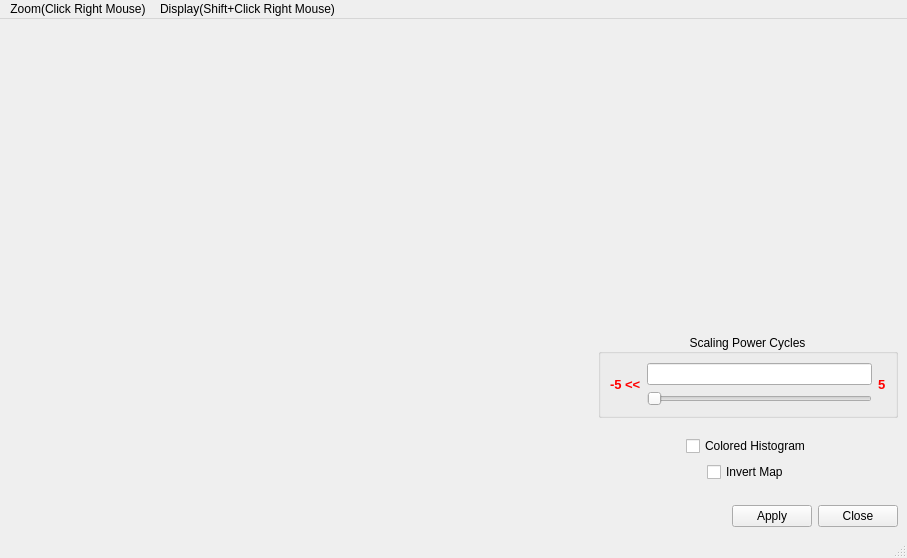
Before: the Qt Designer form code/display/QtViewer/ColorHistogram.ui in radio-astro/casa, drawn with Qt 5.
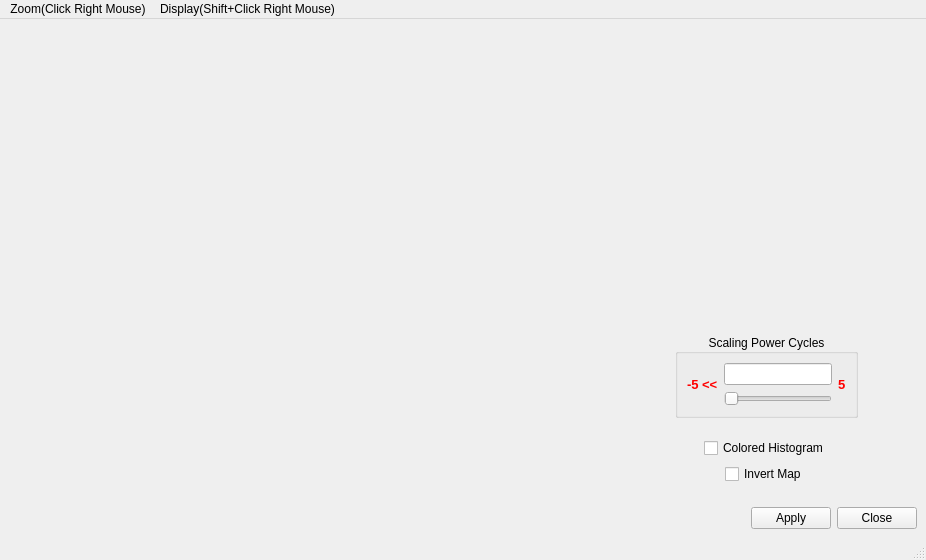
After: the same form once the commit is applied.

Commit message: New Development: Yes/No             JIRA Issue: Yes CAS-4608, CAS-4081         Ready for Test: Yes/No, Only CAS-4608 is ready for test      Interface Changes: Yes What Interface Changed: Interface changes to support new work in CAS-4081          Test Programs: List test programs   Put in Release Notes: No              Module(s): Module Names change impacts.            Description: Viewer 1.   Added percentile to color histogram range; improvement to slowness of color histogram with large images. 2.   Very preliminary work on image management tool.

```diff
--- a/code/display/QtViewer/ColorHistogram.ui
+++ b/code/display/QtViewer/ColorHistogram.ui
@@ -6,8 +6,8 @@
    <rect>
     <x>0</x>
     <y>0</y>
-    <width>907</width>
-    <height>558</height>
+    <width>926</width>
+    <height>560</height>
    </rect>
   </property>
   <property name="minimumSize">
@@ -42,22 +42,13 @@
       <item>
        <layout class="QVBoxLayout" name="verticalLayout_2">
         <item>
-         <layout class="QHBoxLayout" name="horizontalLayout_4">
-          <item>
-           <spacer name="horizontalSpacer_5">
-            <property name="orientation">
-             <enum>Qt::Horizontal</enum>
-            </property>
-            <property name="sizeHint" stdset="0">
-             <size>
-              <width>13</width>
-              <height>20</height>
-             </size>
-            </property>
-           </spacer>
-          </item>
-          <item>
            <widget class="QWidget" name="transferWidgetHolder" native="true">
+          <property name="sizePolicy">
+           <sizepolicy hsizetype="Expanding" vsizetype="Preferred">
+            <horstretch>0</horstretch>
+            <verstretch>0</verstretch>
+           </sizepolicy>
+          </property>
             <property name="minimumSize">
              <size>
               <width>300</width>
@@ -67,6 +58,8 @@
            </widget>
           </item>
           <item>
+         <layout class="QHBoxLayout" name="horizontalLayout_4">
+          <item>
            <spacer name="horizontalSpacer_4">
             <property name="orientation">
              <enum>Qt::Horizontal</enum>
@@ -79,8 +72,6 @@
             </property>
            </spacer>
           </item>
-         </layout>
-        </item>
         <item>
          <widget class="QGroupBox" name="groupBox">
           <property name="sizePolicy">
@@ -156,6 +147,21 @@
          </widget>
         </item>
         <item>
+           <spacer name="horizontalSpacer_5">
+            <property name="orientation">
+             <enum>Qt::Horizontal</enum>
+            </property>
+            <property name="sizeHint" stdset="0">
+             <size>
+              <width>40</width>
+              <height>20</height>
+             </size>
+            </property>
+           </spacer>
+          </item>
+         </layout>
+        </item>
+        <item>
          <spacer name="verticalSpacer_2">
           <property name="orientation">
            <enum>Qt::Vertical</enum>
@@ -309,7 +315,7 @@
     <rect>
      <x>0</x>
      <y>0</y>
-     <width>907</width>
+     <width>926</width>
      <height>25</height>
     </rect>
    </property>
```
Lines whose indentation alone changed are shown as unchanged. The commit also changes 23 other files.
